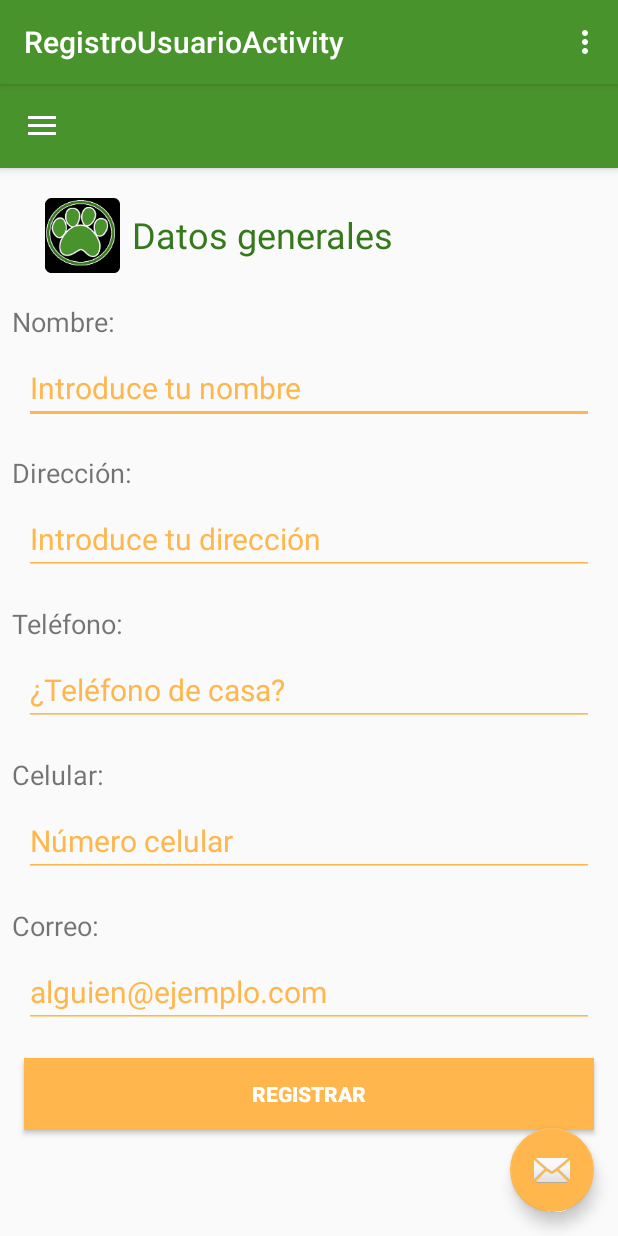
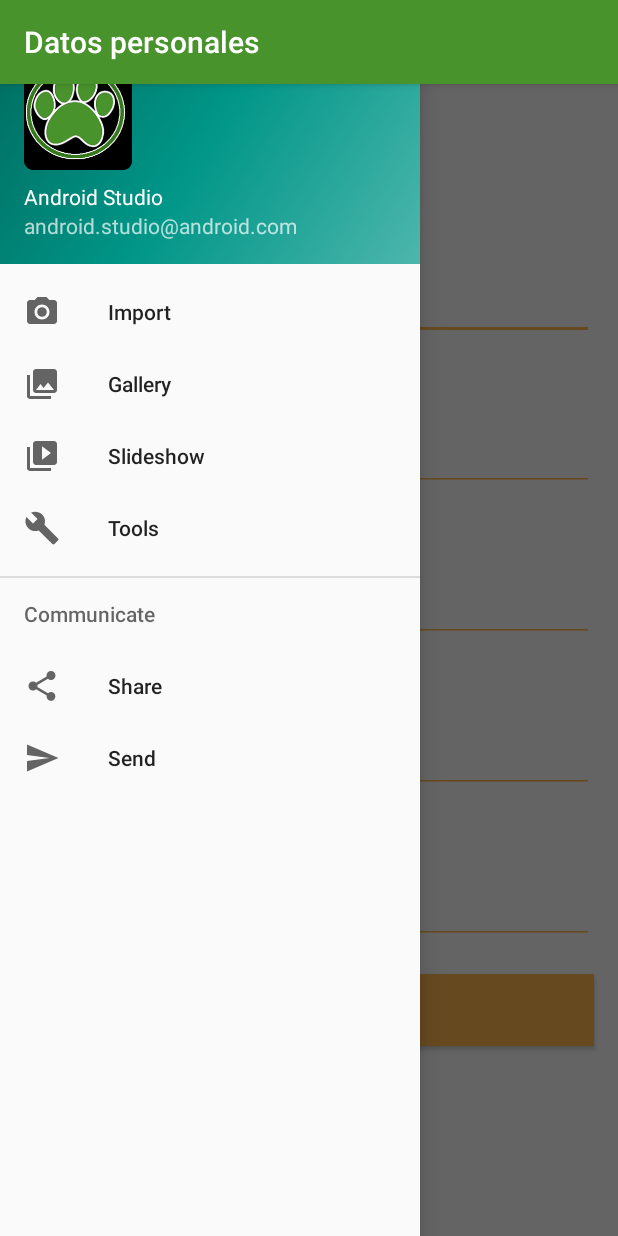
Before and after one commit to jogeocc/DateMyPet, an Android app: the RegistroUsuarioActivity screen opened directly, with no data from a screen before it, in the side drawer, after a tap on "Send", on a phone screen of 412 x 824 dp. Run offline under Robolectric (Android 15) with nearby library versions, the phone set to English and light mode, and no system bars; 2 statements that could not run were skipped.

Commit message:
Agregando libreria canary, comenzando desarrollo de la plantilla registrar

```diff
--- a/app/build.gradle
+++ b/app/build.gradle
@@ -28,4 +28,7 @@ dependencies {
     testImplementation 'junit:junit:4.12'
     androidTestImplementation 'com.android.support.test:runner:1.0.1'
     androidTestImplementation 'com.android.support.test.espresso:espresso-core:3.0.1'
+    testCompile 'com.squareup.leakcanary:leakcanary-android-no-op:1.5.1'
+    debugCompile 'com.squareup.leakcanary:leakcanary-android:1.5.1'
+    releaseCompile 'com.squareup.leakcanary:leakcanary-android-no-op:1.5.1'
 }
--- a/app/src/main/AndroidManifest.xml
+++ b/app/src/main/AndroidManifest.xml
@@ -27,7 +27,7 @@
 
         <activity
             android:name=".RegistroUsuarioActivity"
-            android:label="@string/title_activity_registro_usuario"></activity>
+            android:label="Datos personales"></activity>
 
         <activity android:name=".RegistroActivity" />
         <activity
--- a/app/src/main/java/com/example/jgchan/datemypet/RegistroUsuarioActivity.java
+++ b/app/src/main/java/com/example/jgchan/datemypet/RegistroUsuarioActivity.java
@@ -12,90 +12,84 @@ import android.support.v7.app.AppCompatActivity;
 import android.support.v7.widget.Toolbar;
 import android.view.Menu;
 import android.view.MenuItem;
+import android.widget.EditText;
+import android.widget.Toast;
 
-public class RegistroUsuarioActivity extends AppCompatActivity
-        implements NavigationView.OnNavigationItemSelectedListener {
+public class RegistroUsuarioActivity extends AppCompatActivity {
+
+    private EditText txtNombre, txtDireccion, txtTelefono, txtCelular, txtCorreo;
+    String nombre_usuario, contrasenia, nombre,direccion, telefono,celular, correo;
 
     @Override
     protected void onCreate(Bundle savedInstanceState) {
         super.onCreate(savedInstanceState);
         setContentView(R.layout.activity_registro_usuario);
-        Toolbar toolbar = (Toolbar) findViewById(R.id.toolbar);
-        setSupportActionBar(toolbar);
 
-        FloatingActionButton fab = (FloatingActionButton) findViewById(R.id.fab);
+        txtNombre=(EditText)findViewById(R.id.txtNombre);
+        txtDireccion=(EditText)findViewById(R.id.txtDireccion);
+        txtTelefono=(EditText)findViewById(R.id.txtTelefono);
+        txtCelular=(EditText)findViewById(R.id.txtCelular);
+        txtCorreo=(EditText)findViewById(R.id.txtCorreo);
+
+        Bundle extras = getIntent().getExtras();
+        nombre_usuario=extras.getString("nombre_usuario");
+        contrasenia=extras.getString("contrasenia");
+
+
+
+        //Toolbar toolbar = (Toolbar) findViewById(R.id.toolbar);
+        //setSupportActionBar(toolbar);
+
+       /* FloatingActionButton fab = (FloatingActionButton) findViewById(R.id.fab);
         fab.setOnClickListener(new View.OnClickListener() {
             @Override
             public void onClick(View view) {
                 Snackbar.make(view, "Replace with your own action", Snackbar.LENGTH_LONG)
-                        .setAction("Action", null).show();
+                        .setAction("Action", new View.OnClickListener() {
+                            @Override
+                            public void onClick(View view) {
+                                Toast.makeText(RegistroUsuarioActivity.this, "Hola", Toast.LENGTH_SHORT).show();
+                            }
+                        }).show();
             }
-        });
+        });*/
 
-        DrawerLayout drawer = (DrawerLayout) findViewById(R.id.drawer_layout);
-        ActionBarDrawerToggle toggle = new ActionBarDrawerToggle(
-                this, drawer, toolbar, R.string.navigation_drawer_open, R.string.navigation_drawer_close);
-        drawer.addDrawerListener(toggle);
-        toggle.syncState();
+      //  DrawerLayout drawer = (DrawerLayout) findViewById(R.id.drawer_layout);
+      //  ActionBarDrawerToggle toggle = new ActionBarDrawerToggle(
+      //          this, drawer, toolbar, R.string.navigation_drawer_open, R.string.navigation_drawer_close);
+      //  drawer.addDrawerListener(toggle);
+      //  toggle.syncState();
 
-        NavigationView navigationView = (NavigationView) findViewById(R.id.nav_view);
-        navigationView.setNavigationItemSelectedListener(this);
+      //  NavigationView navigationView = (NavigationView) findViewById(R.id.nav_view);
+        //navigationView.setNavigationItemSelectedListener(this);
     }
 
-    @Override
-    public void onBackPressed() {
-        DrawerLayout drawer = (DrawerLayout) findViewById(R.id.drawer_layout);
-        if (drawer.isDrawerOpen(GravityCompat.START)) {
-            drawer.closeDrawer(GravityCompat.START);
-        } else {
-            super.onBackPressed();
-        }
-    }
 
-    @Override
+    /*@Override
     public boolean onCreateOptionsMenu(Menu menu) {
         // Inflate the menu; this adds items to the action bar if it is present.
         getMenuInflater().inflate(R.menu.registro_usuario, menu);
         return true;
+    }*/
+
+
+    public  void  registrar_click(View v){
+
+            if(validar()){
+
+            }
     }
 
-    @Override
-    public boolean onOptionsItemSelected(MenuItem item) {
-        // Handle action bar item clicks here. The action bar will
-        // automatically handle clicks on the Home/Up button, so long
-        // as you specify a parent activity in AndroidManifest.xml.
-        int id = item.getItemId();
+    private boolean validar() {
 
-        //noinspection SimplifiableIfStatement
-        if (id == R.id.action_settings) {
-            return true;
-        }
+        nombre=txtNombre.getText().toString();
+        direccion=txtDireccion.getText().toString();;
+        telefono=txtTelefono.getText().toString();;
+        celular=txtCelular.getText().toString();;
+        correo=txtCorreo.getText().toString();;
 
-        return super.onOptionsItemSelected(item);
+        return  true;
     }
 
-    @SuppressWarnings("StatementWithEmptyBody")
-    @Override
-    public boolean onNavigationItemSelected(MenuItem item) {
-        // Handle navigation view item clicks here.
-        int id = item.getItemId();
 
-        if (id == R.id.nav_camera) {
-            // Handle the camera action
-        } else if (id == R.id.nav_gallery) {
-
-        } else if (id == R.id.nav_slideshow) {
-
-        } else if (id == R.id.nav_manage) {
-
-        } else if (id == R.id.nav_share) {
-
-        } else if (id == R.id.nav_send) {
-
-        }
-
-        DrawerLayout drawer = (DrawerLayout) findViewById(R.id.drawer_layout);
-        drawer.closeDrawer(GravityCompat.START);
-        return true;
-    }
 }
--- a/app/src/main/res/layout/activity_registro.xml
+++ b/app/src/main/res/layout/activity_registro.xml
@@ -97,6 +97,7 @@
             android:layout_marginStart="20dp"
             android:layout_marginTop="50dp"
             android:background="@color/colorAccent"
+            android:onClick="continuar_click"
             android:text="Continuar"
             android:textColor="@android:color/background_light"
             android:textStyle="bold" />
--- a/app/src/main/res/layout/app_bar_registro_usuario.xml
+++ b/app/src/main/res/layout/app_bar_registro_usuario.xml
@@ -11,23 +11,15 @@
         android:layout_height="wrap_content"
         android:theme="@style/AppTheme.AppBarOverlay">
 
-        <android.support.v7.widget.Toolbar
+       <!-- <android.support.v7.widget.Toolbar
             android:id="@+id/toolbar"
             android:layout_width="match_parent"
             android:layout_height="?attr/actionBarSize"
             android:background="?attr/colorPrimary"
-            app:popupTheme="@style/AppTheme.PopupOverlay" />
+            app:popupTheme="@style/AppTheme.PopupOverlay" /> -->
 
     </android.support.design.widget.AppBarLayout>
 
     <include layout="@layout/content_registro_usuario" />
 
-    <android.support.design.widget.FloatingActionButton
-        android:id="@+id/fab"
-        android:layout_width="wrap_content"
-        android:layout_height="wrap_content"
-        android:layout_gravity="bottom|end"
-        android:layout_margin="@dimen/fab_margin"
-        app:srcCompat="@android:drawable/ic_dialog_email" />
-
 </android.support.design.widget.CoordinatorLayout>
--- a/app/src/main/res/layout/content_registro_usuario.xml
+++ b/app/src/main/res/layout/content_registro_usuario.xml
@@ -131,7 +131,7 @@
                 android:layout_marginTop="8dp"
                 android:ems="10"
                 android:hint="¿Teléfono de casa?"
-                android:inputType="textPersonName"
+                android:inputType="phone"
                 android:theme="@style/TextLabel"
                 app:layout_constraintEnd_toEndOf="parent"
                 app:layout_constraintHorizontal_bias="0.171"
@@ -160,7 +160,7 @@
                 android:layout_marginTop="8dp"
                 android:ems="10"
                 android:hint="Número celular"
-                android:inputType="textPersonName"
+                android:inputType="phone"
                 android:theme="@style/TextLabel"
                 app:layout_constraintEnd_toEndOf="parent"
                 app:layout_constraintHorizontal_bias="0.171"
@@ -189,7 +189,7 @@
                 android:layout_marginTop="8dp"
                 android:ems="10"
                 android:hint="alguien@ejemplo.com"
-                android:inputType="textPersonName"
+                android:inputType="textEmailAddress"
                 android:theme="@style/TextLabel"
                 app:layout_constraintEnd_toEndOf="parent"
                 app:layout_constraintHorizontal_bias="0.171"
@@ -201,6 +201,7 @@
                 android:layout_width="match_parent"
                 android:layout_height="wrap_content"
                 android:text="Registrar"
+                android:onClick="registrar_click"
                 android:layout_marginEnd="16dp"
                 android:layout_marginStart="16dp"
                 android:layout_marginTop="20dp"
```
Also changed, not shown: app/src/main/java/com/example/jgchan/datemypet/RegistroActivity.java (+56 -0 lines), app/src/main/java/com/example/jgchan/datemypet/conexion/apiService.java (added, +21 -0 lines).
